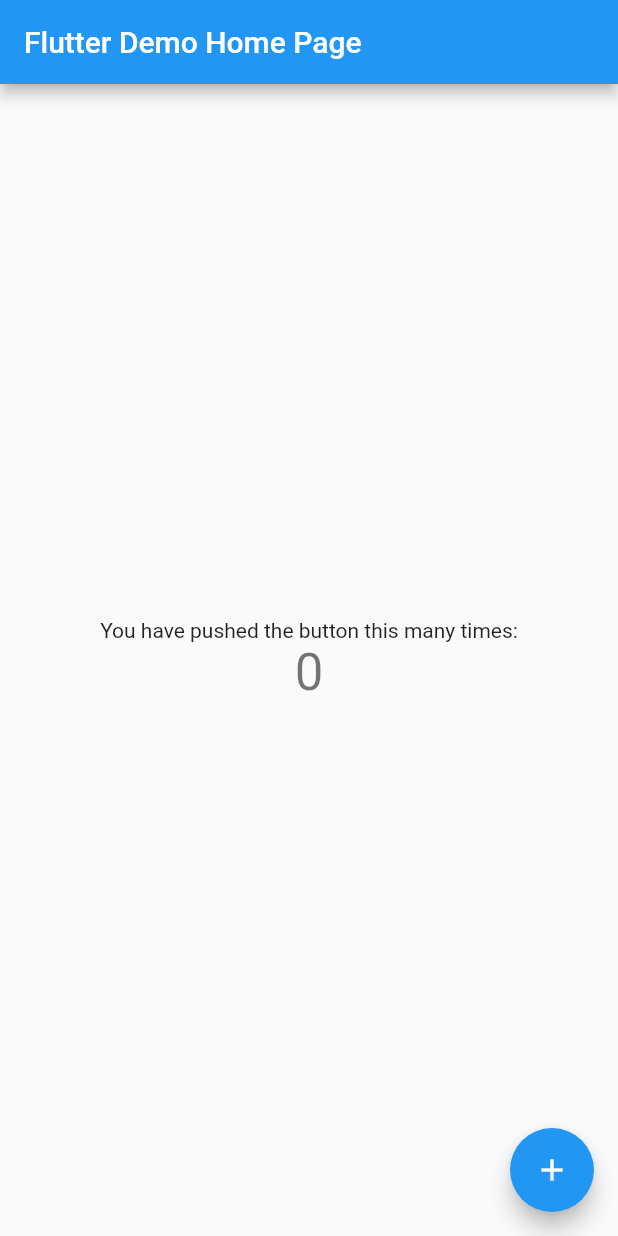
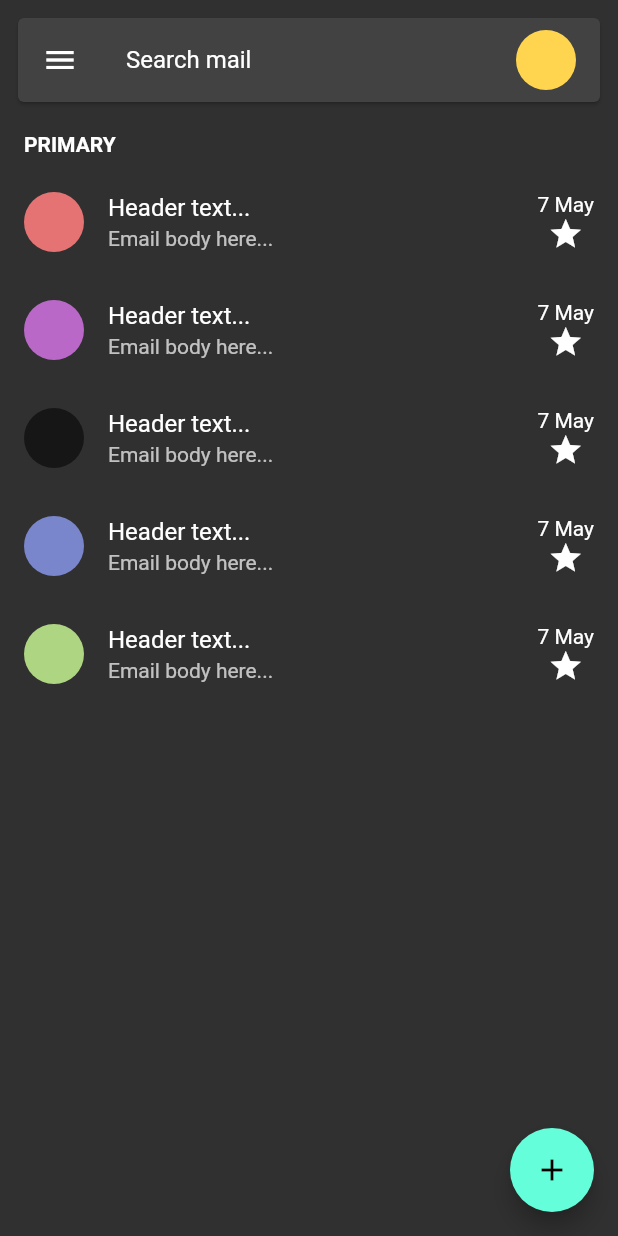
Before and after one commit to MUmarJ/fluttertraining, a Flutter app: the screen it shows after launch, on a phone screen of 412 x 824 dp. Run offline on Flutter 3.47's test engine with Material 2 defaults, Android fonts, the phone set to English and light mode, and no system bars.

Commit message:
Assignment-2: Gmail App

```diff
--- a/lib/main.dart
+++ b/lib/main.dart
@@ -11,107 +11,110 @@ class MyApp extends StatelessWidget {
     return MaterialApp(
       title: 'Flutter Demo',
       theme: ThemeData(
-        // This is the theme of your application.
-        //
-        // Try running your application with "flutter run". You'll see the
-        // application has a blue toolbar. Then, without quitting the app, try
-        // changing the primarySwatch below to Colors.green and then invoke
-        // "hot reload" (press "r" in the console where you ran "flutter run",
-        // or simply save your changes to "hot reload" in a Flutter IDE).
-        // Notice that the counter didn't reset back to zero; the application
-        // is not restarted.
-        primarySwatch: Colors.blue,
-        // This makes the visual density adapt to the platform that you run
-        // the app on. For desktop platforms, the controls will be smaller and
-        // closer together (more dense) than on mobile platforms.
-        visualDensity: VisualDensity.adaptivePlatformDensity,
-      ),
-      home: MyHomePage(title: 'Flutter Demo Home Page'),
+          primarySwatch: Colors.blue,
+          visualDensity: VisualDensity.adaptivePlatformDensity,
+          brightness: Brightness.dark),
+      home: MyHomePage(),
     );
   }
 }
 
 class MyHomePage extends StatefulWidget {
-  MyHomePage({Key key, this.title}) : super(key: key);
-
-  // This widget is the home page of your application. It is stateful, meaning
-  // that it has a State object (defined below) that contains fields that affect
-  // how it looks.
-
-  // This class is the configuration for the state. It holds the values (in this
-  // case the title) provided by the parent (in this case the App widget) and
-  // used by the build method of the State. Fields in a Widget subclass are
-  // always marked "final".
-
-  final String title;
+  MyHomePage({
+    Key key,
+  }) : super(key: key);
 
   @override
   _MyHomePageState createState() => _MyHomePageState();
 }
 
 class _MyHomePageState extends State<MyHomePage> {
-  int _counter = 0;
-
-  void _incrementCounter() {
-    setState(() {
-      // This call to setState tells the Flutter framework that something has
-      // changed in this State, which causes it to rerun the build method below
-      // so that the display can reflect the updated values. If we changed
-      // _counter without calling setState(), then the build method would not be
-      // called again, and so nothing would appear to happen.
-      _counter++;
-    });
-  }
-
   @override
   Widget build(BuildContext context) {
-    // This method is rerun every time setState is called, for instance as done
-    // by the _incrementCounter method above.
-    //
-    // The Flutter framework has been optimized to make rerunning build methods
-    // fast, so that you can just rebuild anything that needs updating rather
-    // than having to individually change instances of widgets.
     return Scaffold(
-      appBar: AppBar(
-        // Here we take the value from the MyHomePage object that was created by
-        // the App.build method, and use it to set our appbar title.
-        title: Text(widget.title),
-      ),
-      body: Center(
-        // Center is a layout widget. It takes a single child and positions it
-        // in the middle of the parent.
-        child: Column(
-          // Column is also a layout widget. It takes a list of children and
-          // arranges them vertically. By default, it sizes itself to fit its
-          // children horizontally, and tries to be as tall as its parent.
-          //
-          // Invoke "debug painting" (press "p" in the console, choose the
-          // "Toggle Debug Paint" action from the Flutter Inspector in Android
-          // Studio, or the "Toggle Debug Paint" command in Visual Studio Code)
-          // to see the wireframe for each widget.
-          //
-          // Column has various properties to control how it sizes itself and
-          // how it positions its children. Here we use mainAxisAlignment to
-          // center the children vertically; the main axis here is the vertical
-          // axis because Columns are vertical (the cross axis would be
-          // horizontal).
-          mainAxisAlignment: MainAxisAlignment.center,
-          children: <Widget>[
-            Text(
-              'You have pushed the button this many times:',
+      body: ListView(
+        children: <Widget>[
+          Padding(
+            padding: const EdgeInsets.all(8.0),
+            child: Card(
+                child: ListTile(
+              leading: Icon(Icons.menu),
+              title: Text('Search mail'),
+              trailing: CircleAvatar(
+                backgroundColor: Colors.amber[300],
+              ),
+            )),
+          ),
+          Padding(
+            padding:
+                const EdgeInsets.only(top: 8, bottom: 8, left: 16, right: 16),
+            child: Text(
+              'PRIMARY',
+              style: TextStyle(fontWeight: FontWeight.bold),
             ),
-            Text(
-              '$_counter',
-              style: Theme.of(context).textTheme.headline4,
+          ),
+          ListTile(
+            leading: CircleAvatar(
+              backgroundColor: Colors.red[300],
             ),
-          ],
-        ),
+            title: Text('Header text...'),
+            subtitle: Text('Email body here...'),
+            trailing: Column(
+              mainAxisAlignment: MainAxisAlignment.center,
+              children: <Widget>[Text('7 May'), Icon(Icons.star)],
+            ),
+          ),
+          ListTile(
+            leading: CircleAvatar(
+              backgroundColor: Colors.purple[300],
+            ),
+            title: Text('Header text...'),
+            subtitle: Text('Email body here...'),
+            trailing: Column(
+              mainAxisAlignment: MainAxisAlignment.center,
+              children: <Widget>[Text('7 May'), Icon(Icons.star)],
+            ),
+          ),
+          ListTile(
+            leading: CircleAvatar(
+              backgroundColor: Colors.black54,
+            ),
+            title: Text('Header text...'),
+            subtitle: Text('Email body here...'),
+            trailing: Column(
+              mainAxisAlignment: MainAxisAlignment.center,
+              children: <Widget>[Text('7 May'), Icon(Icons.star)],
+            ),
+          ),
+          ListTile(
+            leading: CircleAvatar(
+              backgroundColor: Colors.indigo[300],
+            ),
+            title: Text('Header text...'),
+            subtitle: Text('Email body here...'),
+            trailing: Column(
+              mainAxisAlignment: MainAxisAlignment.center,
+              children: <Widget>[Text('7 May'), Icon(Icons.star)],
+            ),
+          ),
+          ListTile(
+            leading: CircleAvatar(
+              backgroundColor: Colors.lightGreen[300],
+            ),
+            title: Text('Header text...'),
+            subtitle: Text('Email body here...'),
+            trailing: Column(
+              mainAxisAlignment: MainAxisAlignment.center,
+              children: <Widget>[Text('7 May'), Icon(Icons.star)],
+            ),
+          ),
+        ],
       ),
       floatingActionButton: FloatingActionButton(
-        onPressed: _incrementCounter,
-        tooltip: 'Increment',
-        child: Icon(Icons.add),
-      ), // This trailing comma makes auto-formatting nicer for build methods.
+          onPressed: () {
+            print(Text('Hello!'));
+          },
+          child: Icon(Icons.add)),
     );
   }
 }
--- /dev/null
+++ b/lib/main.example.dart
@@ -0,0 +1,117 @@
+import 'package:flutter/material.dart';
+
+void main() {
+  runApp(MyApp());
+}
+
+class MyApp extends StatelessWidget {
+  // This widget is the root of your application.
+  @override
+  Widget build(BuildContext context) {
+    return MaterialApp(
+      title: 'Flutter Demo',
+      theme: ThemeData(
+        // This is the theme of your application.
+        //
+        // Try running your application with "flutter run". You'll see the
+        // application has a blue toolbar. Then, without quitting the app, try
+        // changing the primarySwatch below to Colors.green and then invoke
+        // "hot reload" (press "r" in the console where you ran "flutter run",
+        // or simply save your changes to "hot reload" in a Flutter IDE).
+        // Notice that the counter didn't reset back to zero; the application
+        // is not restarted.
+        primarySwatch: Colors.blue,
+        // This makes the visual density adapt to the platform that you run
+        // the app on. For desktop platforms, the controls will be smaller and
+        // closer together (more dense) than on mobile platforms.
+        visualDensity: VisualDensity.adaptivePlatformDensity,
+      ),
+      home: MyHomePage(title: 'Flutter Demo Home Page'),
+    );
+  }
+}
+
+class MyHomePage extends StatefulWidget {
+  MyHomePage({Key key, this.title}) : super(key: key);
+
+  // This widget is the home page of your application. It is stateful, meaning
+  // that it has a State object (defined below) that contains fields that affect
+  // how it looks.
+
+  // This class is the configuration for the state. It holds the values (in this
+  // case the title) provided by the parent (in this case the App widget) and
+  // used by the build method of the State. Fields in a Widget subclass are
+  // always marked "final".
+
+  final String title;
+
+  @override
+  _MyHomePageState createState() => _MyHomePageState();
+}
+
+class _MyHomePageState extends State<MyHomePage> {
+  int _counter = 0;
+
+  void _incrementCounter() {
+    setState(() {
+      // This call to setState tells the Flutter framework that something has
+      // changed in this State, which causes it to rerun the build method below
+      // so that the display can reflect the updated values. If we changed
+      // _counter without calling setState(), then the build method would not be
+      // called again, and so nothing would appear to happen.
+      _counter++;
+    });
+  }
+
+  @override
+  Widget build(BuildContext context) {
+    // This method is rerun every time setState is called, for instance as done
+    // by the _incrementCounter method above.
+    //
+    // The Flutter framework has been optimized to make rerunning build methods
+    // fast, so that you can just rebuild anything that needs updating rather
+    // than having to individually change instances of widgets.
+    return Scaffold(
+      appBar: AppBar(
+        // Here we take the value from the MyHomePage object that was created by
+        // the App.build method, and use it to set our appbar title.
+        title: Text(widget.title),
+      ),
+      body: Center(
+        // Center is a layout widget. It takes a single child and positions it
+        // in the middle of the parent.
+        child: Column(
+          // Column is also a layout widget. It takes a list of children and
+          // arranges them vertically. By default, it sizes itself to fit its
+          // children horizontally, and tries to be as tall as its parent.
+          //
+          // Invoke "debug painting" (press "p" in the console, choose the
+          // "Toggle Debug Paint" action from the Flutter Inspector in Android
+          // Studio, or the "Toggle Debug Paint" command in Visual Studio Code)
+          // to see the wireframe for each widget.
+          //
+          // Column has various properties to control how it sizes itself and
+          // how it positions its children. Here we use mainAxisAlignment to
+          // center the children vertically; the main axis here is the vertical
+          // axis because Columns are vertical (the cross axis would be
+          // horizontal).
+          mainAxisAlignment: MainAxisAlignment.center,
+          children: <Widget>[
+            Text(
+              'You have pushed the button this many times:',
+            ),
+            Text(
+              '$_counter',
+              style: Theme.of(context).textTheme.headline4,
+            ),
+          ],
+        ),
+      ),
+      floatingActionButton: FloatingActionButton(
+        onPressed: _incrementCounter,
+        tooltip: 'Increment',
+        child: Icon(Icons.add),
+      ), // This trailing comma makes auto-formatting nicer for build methods.
+    );
+  }
+}
```
